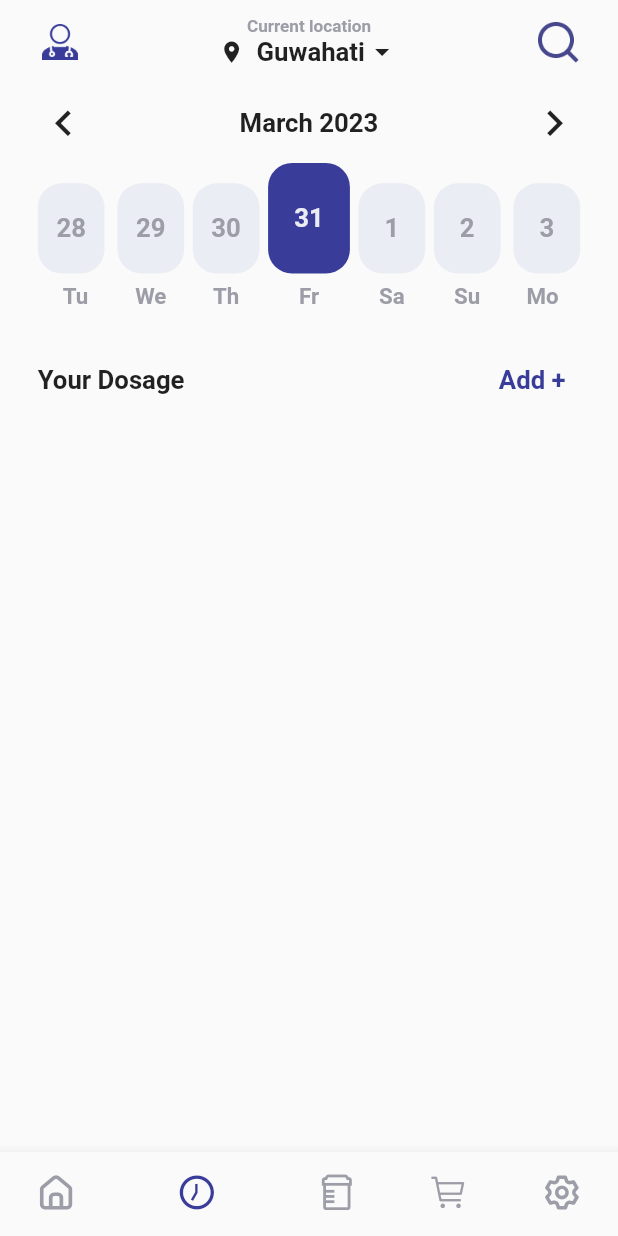
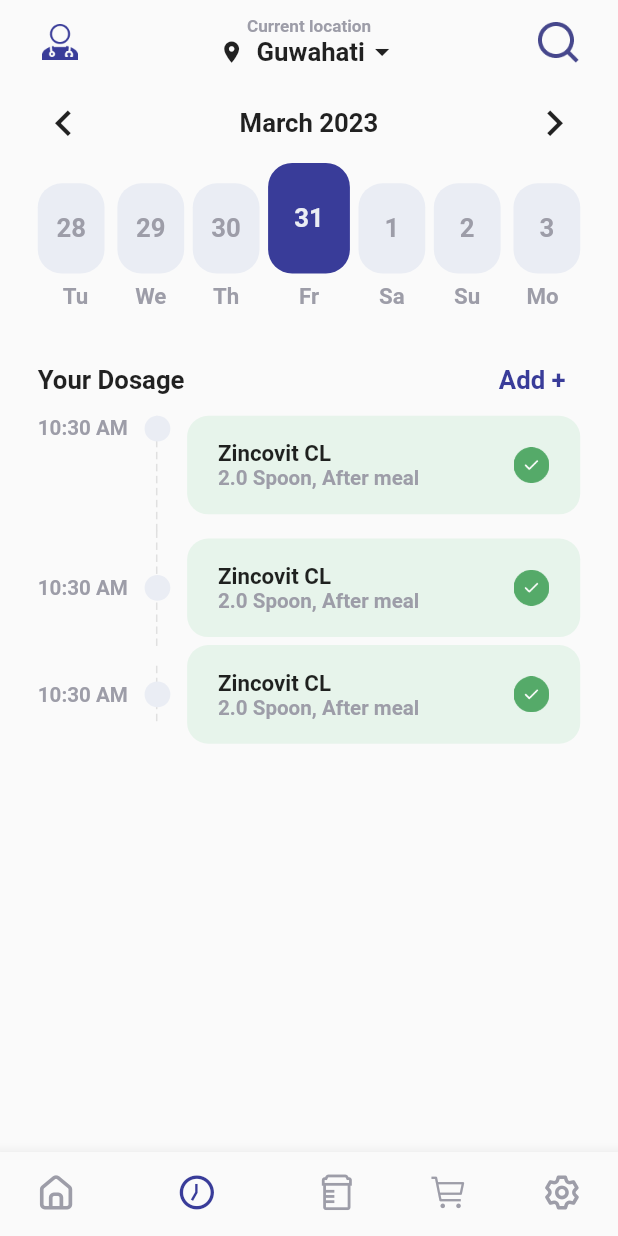
Before and after one commit to raysummee/prescription-app, a Flutter app: the TimelinePage screen opened by its route, on a phone screen of 412 x 824 dp. Run offline on Flutter 3.47's test engine with Material 2 defaults, Android fonts, the phone set to English and light mode, and no system bars; our stand-ins replace bloc, cloud_firestore, equatable, firebase_auth, firebase_core, flutter_bloc and 4 more; accounts and stored records are empty; Roboto replaces fonts that are missing (poppins).

Commit message:
time line schedule widget

```diff
--- /dev/null
+++ b/lib/features/timeline/presentation/components/dashed_line_vertical_line.dart
@@ -0,0 +1,29 @@
+import 'package:flutter/material.dart';
+
+class DashedLineVerticalPainter extends CustomPainter {
+  @override
+  void paint(Canvas canvas, Size size) {
+    double dashHeight = 5, dashSpace = 3, startY = 0;
+    final paint = Paint()
+      ..color = Colors.grey[300]!
+      ..strokeWidth = size.width;
+    while (startY < size.height) {
+      canvas.drawLine(Offset(0, startY), Offset(0, startY + dashHeight), paint);
+      startY += dashHeight + dashSpace;
+    }
+  }
+
+  @override
+  bool shouldRepaint(CustomPainter oldDelegate) => false;
+}
+
+class DashedLineVerticalLine extends StatelessWidget {
+  const DashedLineVerticalLine({super.key});
+
+  @override
+  Widget build(BuildContext context) {
+    return CustomPaint(
+        size: const Size(1, double.infinity),
+        painter: DashedLineVerticalPainter());
+  }
+}
--- /dev/null
+++ b/lib/features/timeline/presentation/components/schedule_atom_item.dart
@@ -0,0 +1,93 @@
+import 'package:app/core/config/app_config.dart';
+import 'package:app/features/medicine/data/models/medicine_model.dart';
+import 'package:flutter/material.dart';
+import 'package:flutter_screenutil/flutter_screenutil.dart';
+import 'package:intl/intl.dart';
+
+import 'dashed_line_vertical_line.dart';
+
+class ScheduleAtomItem extends StatelessWidget {
+  const ScheduleAtomItem(
+      {super.key,
+      this.isFirstItem = false,
+      this.isLastItem = false,
+      required this.medicineModel,
+      this.prevMedicineModel});
+  final bool isFirstItem;
+  final bool isLastItem;
+  final MedicineModel medicineModel;
+  final MedicineModel? prevMedicineModel;
+
+  @override
+  Widget build(BuildContext context) {
+    final appTheme = AppConfig.of(context).appTheme;
+    return Row(
+      crossAxisAlignment:
+          isFirstItem ? CrossAxisAlignment.start : CrossAxisAlignment.center,
+      mainAxisAlignment: MainAxisAlignment.spaceBetween,
+      children: [
+        Text(
+          DateFormat("h:mm a").format(medicineModel.time),
+          style: TextStyle(
+              fontSize: 12.sp,
+              fontWeight: FontWeight.w600,
+              color: appTheme.colorTextSecondary),
+        ),
+        SizedBox(
+            child: Stack(
+          alignment: isFirstItem ? Alignment.topCenter : Alignment.center,
+          children: [
+            SizedBox(
+                width: 1,
+                height: isLastItem ? 32.h : 64.h,
+                child: const DashedLineVerticalLine()),
+            Container(
+              height: 15.w,
+              width: 15.w,
+              decoration: BoxDecoration(
+                  color: appTheme.colorSecondary,
+                  borderRadius: BorderRadius.circular(50)),
+            )
+          ],
+        )),
+        Container(
+          decoration: BoxDecoration(
+              borderRadius: BorderRadius.circular(14),
+              color: const Color.fromRGBO(231, 244, 235, 1)),
+          height: 55.h,
+          width: 229.w,
+          padding: EdgeInsets.symmetric(horizontal: 18.w),
+          alignment: Alignment.centerLeft,
+          child: Row(
+            children: [
+              Expanded(
+                child: Column(
+                  mainAxisSize: MainAxisSize.min,
+                  crossAxisAlignment: CrossAxisAlignment.start,
+                  children: [
+                    Text(
+                      medicineModel.medicineName,
+                      style: TextStyle(
+                          fontSize: 13.sp, fontWeight: FontWeight.w600),
+                    ),
+                    Text(
+                      "${medicineModel.dose} ${medicineModel.doseType}, ${medicineModel.stomach}",
+                      style: TextStyle(
+                          fontSize: 12.sp,
+                          fontWeight: FontWeight.w600,
+                          color: appTheme.colorTextSecondary),
+                    )
+                  ],
+                ),
+              ),
+              Image.asset(
+                "assets/icons/done.png",
+                height: 20.h,
+              )
+            ],
+          ),
+        )
+      ],
+    );
+  }
+}
--- a/lib/features/timeline/presentation/pages/timeline_page.dart
+++ b/lib/features/timeline/presentation/pages/timeline_page.dart
@@ -1,12 +1,54 @@
 import 'package:app/core/config/app_config.dart';
 import 'package:app/core/theme/app_theme.dart';
 import 'package:app/features/add_medicine/presentation/components/add_medicine_bottom_sheet.dart';
+import 'package:app/features/home/presentation/components/medicine_list.dart';
+import 'package:app/features/medicine/data/models/medicine_model.dart';
 import 'package:app/features/shared/components/horz_calender.dart';
+import 'package:app/features/timeline/presentation/components/dashed_line_vertical_line.dart';
+import 'package:app/features/timeline/presentation/components/schedule_atom_item.dart';
 import 'package:flutter/material.dart';
 import 'package:flutter_screenutil/flutter_screenutil.dart';
 
-class TimelinePage extends StatelessWidget {
+class TimelinePage extends StatefulWidget {
   const TimelinePage({super.key});
+
+  @override
+  State<TimelinePage> createState() => _TimelinePageState();
+}
+
+class _TimelinePageState extends State<TimelinePage> {
+  late List<MedicineModel> medicineModels;
+
+  @override
+  void initState() {
+    medicineModels = [
+      MedicineModel(
+          medicineCategoryIndex: 0,
+          medicineCategoryName: "Capsule",
+          medicineName: "Zincovit CL",
+          dose: 2,
+          doseType: "Spoon",
+          stomach: "After meal",
+          time: DateTime.now()),
+      MedicineModel(
+          medicineCategoryIndex: 0,
+          medicineCategoryName: "Capsule",
+          medicineName: "Zincovit CL",
+          dose: 2,
+          doseType: "Spoon",
+          stomach: "After meal",
+          time: DateTime.now()),
+      MedicineModel(
+          medicineCategoryIndex: 0,
+          medicineCategoryName: "Capsule",
+          medicineName: "Zincovit CL",
+          dose: 2,
+          doseType: "Spoon",
+          stomach: "After meal",
+          time: DateTime.now()),
+    ];
+    super.initState();
+  }
 
   @override
   Widget build(BuildContext context) {
@@ -45,6 +87,21 @@ class TimelinePage extends StatelessWidget {
                 ],
               ),
             ),
+            Flexible(
+              child: Padding(
+                  padding: EdgeInsets.symmetric(horizontal: 8.w),
+                  child: ListView.builder(
+                    itemCount: medicineModels.length,
+                    shrinkWrap: true,
+                    itemBuilder: (context, index) {
+                      return ScheduleAtomItem(
+                        isFirstItem: index == 0,
+                        isLastItem: index == medicineModels.length - 1,
+                        medicineModel: medicineModels[index],
+                      );
+                    },
+                  )),
+            )
           ],
         ),
       ),
```
Also changed, not shown: assets/icons/done.png (added), assets/icons/reject.png (added).
